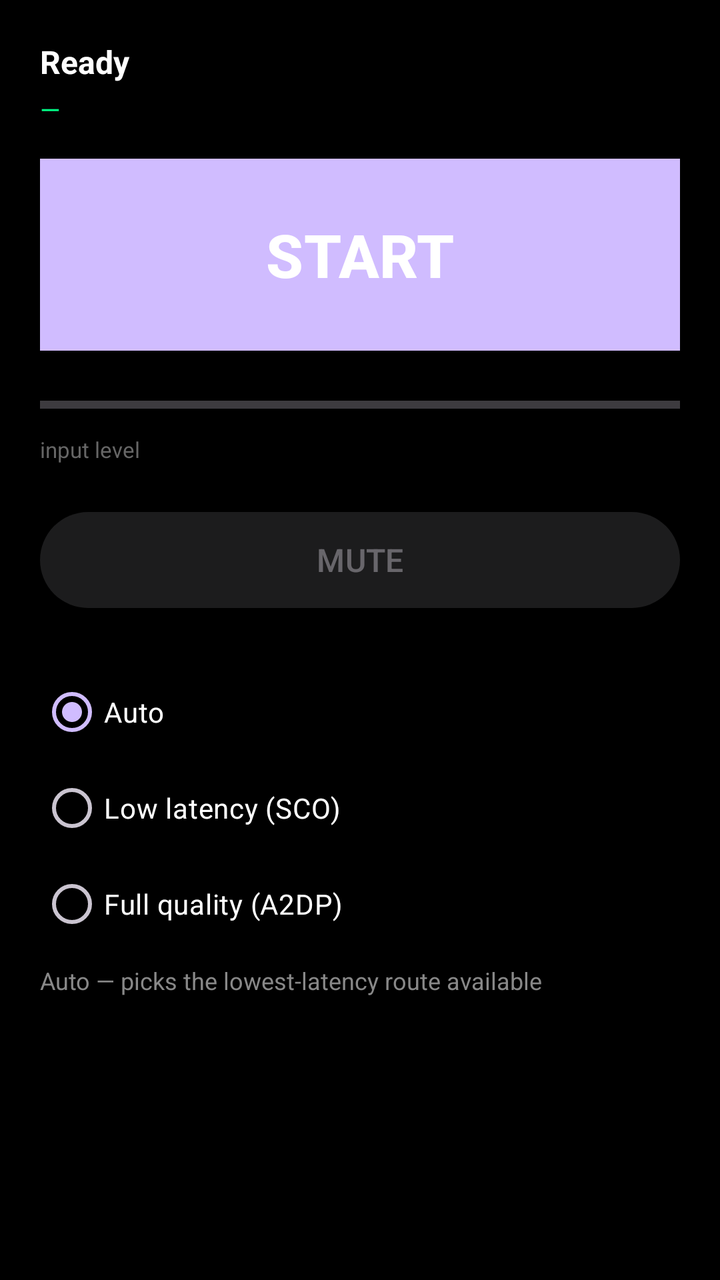
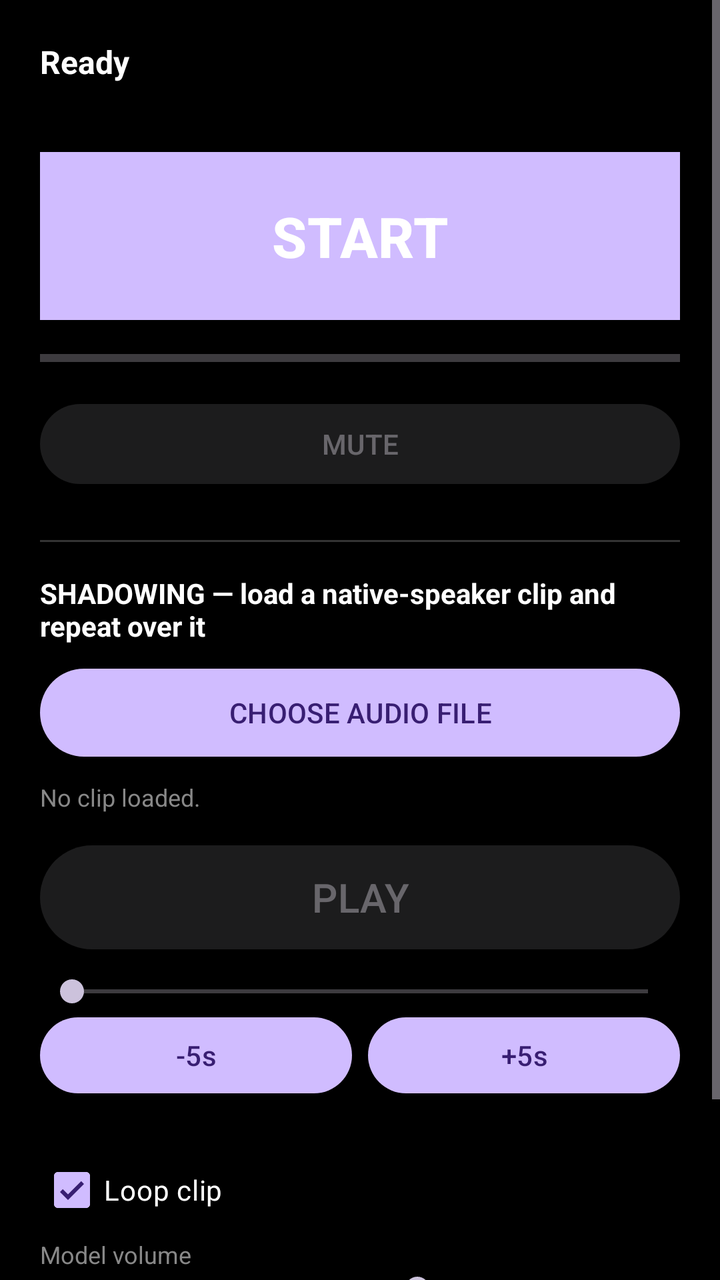

The first picture is an Android layout as it rendered before a commit; the second is the same layout after the commit. The layout source and the unified diff follow.
<!-- AndroidManifest.xml: application theme Theme.VoiceMonitor -->
<!-- res/layout/activity_main.xml -->
<?xml version="1.0" encoding="utf-8"?>
<ScrollView xmlns:android="http://schemas.android.com/apk/res/android"
    android:layout_width="match_parent"
    android:layout_height="match_parent"
    android:background="#000000">

    <LinearLayout
        android:layout_width="match_parent"
        android:layout_height="wrap_content"
        android:orientation="vertical"
        android:padding="20dp">

        <TextView
            android:id="@+id/status"
            android:layout_width="match_parent"
            android:layout_height="wrap_content"
            android:text="Ready"
            android:textColor="#FFFFFF"
            android:textSize="16sp"
            android:textStyle="bold" />

        <TextView
            android:id="@+id/latency"
            android:layout_width="match_parent"
            android:layout_height="wrap_content"
            android:paddingTop="4dp"
            android:paddingBottom="16dp"
            android:text="—"
            android:textColor="#00FF88"
            android:textSize="13sp" />

        <Button
            android:id="@+id/toggleButton"
            android:layout_width="match_parent"
            android:layout_height="96dp"
            android:background="#1B6C3A"
            android:text="START"
            android:textColor="#FFFFFF"
            android:textSize="30sp"
            android:textStyle="bold" />

        <ProgressBar
            android:id="@+id/level"
            style="?android:attr/progressBarStyleHorizontal"
            android:layout_width="match_parent"
            android:layout_height="14dp"
            android:layout_marginTop="20dp"
            android:max="100" />

        <TextView
            android:layout_width="match_parent"
            android:layout_height="wrap_content"
            android:paddingTop="8dp"
            android:text="input level"
            android:textColor="#666666"
            android:textSize="11sp" />

        <Button
            android:id="@+id/muteButton"
            android:layout_width="match_parent"
            android:layout_height="56dp"
            android:layout_marginTop="20dp"
            android:enabled="false"
            android:text="MUTE"
            android:textSize="16sp" />

        <RadioGroup
            android:id="@+id/modeGroup"
            android:layout_width="match_parent"
            android:layout_height="wrap_content"
            android:layout_marginTop="24dp"
            android:orientation="vertical">

            <RadioButton
                android:id="@+id/rbAuto"
                android:layout_width="match_parent"
                android:layout_height="wrap_content"
                android:checked="true"
                android:text="Auto"
                android:textColor="#FFFFFF" />

            <RadioButton
                android:id="@+id/rbLow"
                android:layout_width="match_parent"
                android:layout_height="wrap_content"
                android:text="Low latency (SCO)"
                android:textColor="#FFFFFF" />

            <RadioButton
                android:id="@+id/rbQuality"
                android:layout_width="match_parent"
                android:layout_height="wrap_content"
                android:text="Full quality (A2DP)"
                android:textColor="#FFFFFF" />
        </RadioGroup>

        <TextView
            android:id="@+id/modeHint"
            android:layout_width="match_parent"
            android:layout_height="wrap_content"
            android:paddingTop="6dp"
            android:paddingBottom="24dp"
            android:text="Auto — picks the lowest-latency route available"
            android:textColor="#888888"
            android:textSize="12sp" />
    </LinearLayout>
</ScrollView>
<!-- resources referenced by this layout -->
<resources>
  <style name="Theme.VoiceMonitor" parent="Theme.Material3.Dark.NoActionBar">
          <item name="android:statusBarColor">#000000</item>
      </style>
</resources>

<!-- the commit's change to res/layout/activity_main.xml (unified diff, before → after) -->
@@ -24,84 +24,141 @@
             android:layout_width="match_parent"
             android:layout_height="wrap_content"
             android:paddingTop="4dp"
-            android:paddingBottom="16dp"
-            android:text="—"
+            android:paddingBottom="14dp"
             android:textColor="#00FF88"
-            android:textSize="13sp" />
+            android:textSize="12sp" />
 
         <Button
             android:id="@+id/toggleButton"
             android:layout_width="match_parent"
-            android:layout_height="96dp"
+            android:layout_height="84dp"
             android:background="#1B6C3A"
             android:text="START"
             android:textColor="#FFFFFF"
-            android:textSize="30sp"
+            android:textSize="28sp"
             android:textStyle="bold" />
 
         <ProgressBar
             android:id="@+id/level"
             style="?android:attr/progressBarStyleHorizontal"
             android:layout_width="match_parent"
-            android:layout_height="14dp"
-            android:layout_marginTop="20dp"
+            android:layout_height="10dp"
+            android:layout_marginTop="14dp"
             android:max="100" />
+
+        <Button
+            android:id="@+id/muteButton"
+            android:layout_width="match_parent"
+            android:layout_height="48dp"
+            android:layout_marginTop="14dp"
+            android:enabled="false"
+            android:text="MUTE" />
+
+        <View
+            android:layout_width="match_parent"
+            android:layout_height="1dp"
+            android:layout_marginTop="24dp"
+            android:layout_marginBottom="16dp"
+            android:background="#333333" />
 
         <TextView
             android:layout_width="match_parent"
             android:layout_height="wrap_content"
+            android:paddingBottom="8dp"
+            android:text="SHADOWING — load a native-speaker clip and repeat over it"
+            android:textColor="#FFFFFF"
+            android:textSize="14sp"
+            android:textStyle="bold" />
+
+        <Button
+            android:id="@+id/pickButton"
+            android:layout_width="match_parent"
+            android:layout_height="52dp"
+            android:text="CHOOSE AUDIO FILE" />
+
+        <TextView
+            android:id="@+id/loadStatus"
+            android:layout_width="match_parent"
+            android:layout_height="wrap_content"
             android:paddingTop="8dp"
-            android:text="input level"
+            android:text="No clip loaded."
+            android:textColor="#888888"
+            android:textSize="12sp" />
+
+        <Button
+            android:id="@+id/playButton"
+            android:layout_width="match_parent"
+            android:layout_height="60dp"
+            android:layout_marginTop="12dp"
+            android:enabled="false"
+            android:text="PLAY"
+            android:textSize="20sp" />
+
+        <SeekBar
+            android:id="@+id/seekBar"
+            android:layout_width="match_parent"
+            android:layout_height="wrap_content"
+            android:layout_marginTop="8dp"
+            android:max="1000" />
+
+        <LinearLayout
+            android:layout_width="match_parent"
+            android:layout_height="wrap_content"
+            android:orientation="horizontal">
+
+            <Button
+                android:id="@+id/backButton"
+                android:layout_width="0dp"
+                android:layout_height="46dp"
+                android:layout_weight="1"
+                android:text="-5s" />
+
+            <Button
+                android:id="@+id/forwardButton"
+                android:layout_width="0dp"
+                android:layout_height="46dp"
+                android:layout_marginStart="8dp"
+                android:layout_weight="1"
+                android:text="+5s" />
+        </LinearLayout>
+
+        <TextView
+            android:id="@+id/timeLabel"
+            android:layout_width="match_parent"
+            android:layout_height="wrap_content"
+            android:paddingTop="4dp"
+            android:textColor="#888888"
+            android:textSize="12sp" />
+
+        <CheckBox
+            android:id="@+id/loopCheck"
+            android:layout_width="match_parent"
+            android:layout_height="wrap_content"
+            android:checked="true"
+            android:text="Loop clip"
+            android:textColor="#FFFFFF" />
+
+        <TextView
+            android:layout_width="match_parent"
+            android:layout_height="wrap_content"
+            android:text="Model volume"
+            android:textColor="#888888"
+            android:textSize="12sp" />
+
+        <SeekBar
+            android:id="@+id/modelVolume"
+            android:layout_width="match_parent"
+            android:layout_height="wrap_content"
+            android:max="100"
+            android:progress="60" />
+
+        <TextView
+            android:layout_width="match_parent"
+            android:layout_height="wrap_content"
+            android:paddingTop="20dp"
+            android:paddingBottom="24dp"
+            android:text="Tip: a USB-C DAC dongle gives the lowest delay and full audio quality. Plug it in and the app switches to it automatically."
             android:textColor="#666666"
             android:textSize="11sp" />
-
-        <Button
-            android:id="@+id/muteButton"
-            android:layout_width="match_parent"
-            android:layout_height="56dp"
-            android:layout_marginTop="20dp"
-            android:enabled="false"
-            android:text="MUTE"
-            android:textSize="16sp" />
-
-        <RadioGroup
-            android:id="@+id/modeGroup"
-            android:layout_width="match_parent"
-            android:layout_height="wrap_content"
-            android:layout_marginTop="24dp"
-            android:orientation="vertical">
-
-            <RadioButton
-                android:id="@+id/rbAuto"
-                android:layout_width="match_parent"
-                android:layout_height="wrap_content"
-                android:checked="true"
-                android:text="Auto"
-                android:textColor="#FFFFFF" />
-
-            <RadioButton
-                android:id="@+id/rbLow"
-                android:layout_width="match_parent"
-                android:layout_height="wrap_content"
-                android:text="Low latency (SCO)"
-                android:textColor="#FFFFFF" />
-
-            <RadioButton
-                android:id="@+id/rbQuality"
-                android:layout_width="match_parent"
-                android:layout_height="wrap_content"
-                android:text="Full quality (A2DP)"
-                android:textColor="#FFFFFF" />
-        </RadioGroup>
-
-        <TextView
-            android:id="@+id/modeHint"
-            android:layout_width="match_parent"
-            android:layout_height="wrap_content"
-            android:paddingTop="6dp"
-            android:paddingBottom="24dp"
-            android:text="Auto — picks the lowest-latency route available"
-            android:textColor="#888888"
-            android:textSize="12sp" />
     </LinearLayout>
 </ScrollView>
